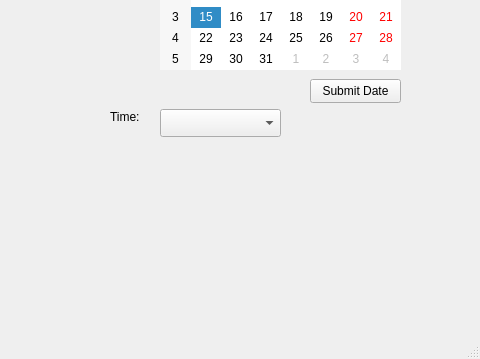
Above: SquareHackathon/mainwindow.ui from rbrueda/System-of-Style before the change; both pictures show x 320 to 800 and y 241 to 600 of the 800 by 600 pixel window. Below: the same form after it.
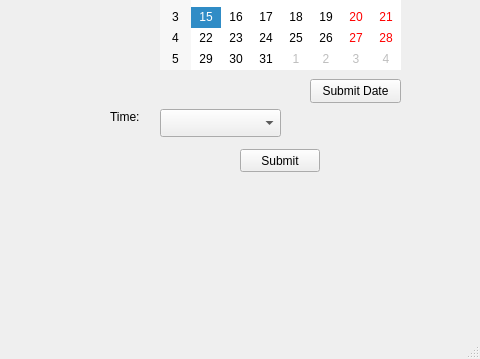
That is the form after the change.

Commit message: Did Time Select

Diff of the .ui file:
```diff
--- a/SquareHackathon/mainwindow.ui
+++ b/SquareHackathon/mainwindow.ui
@@ -641,6 +641,19 @@
          </rect>
         </property>
        </widget>
+       <widget class="QPushButton" name="submitAddBookingButton">
+        <property name="geometry">
+         <rect>
+          <x>180</x>
+          <y>330</y>
+          <width>80</width>
+          <height>23</height>
+         </rect>
+        </property>
+        <property name="text">
+         <string>Submit</string>
+        </property>
+       </widget>
       </widget>
       <widget class="QWidget" name="signInProfileWidget">
        <widget class="QLineEdit" name="clientName">
```
The commit also changes 2 other files.
